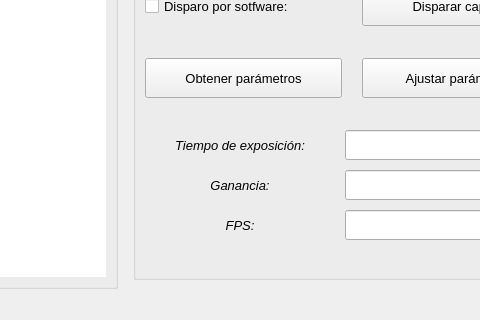
Qt form interfaz-principal.ui (jarl24-dev/clothes-failures-detection) before a commit; both pictures show x 691 to 1171 and y 400 to 720 of the 1280 by 720 pixel window.
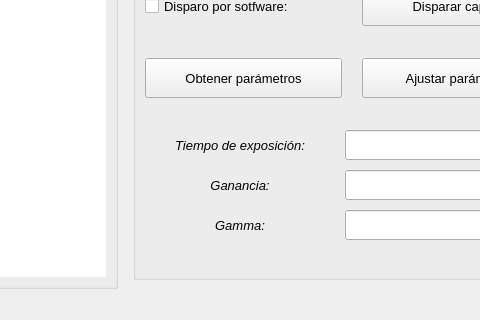
The same form after that commit. The open tabs and pages were chosen to show the change.

```diff
--- a/interfaz-principal.ui
+++ b/interfaz-principal.ui
@@ -679,7 +679,7 @@
                   </font>
                  </property>
                  <property name="text">
-                  <string>FPS:</string>
+                  <string>Gamma:</string>
                  </property>
                  <property name="alignment">
                   <set>Qt::AlignCenter</set>
```
Left out of the diff: 4 changed lines with no effect on the pictures.
